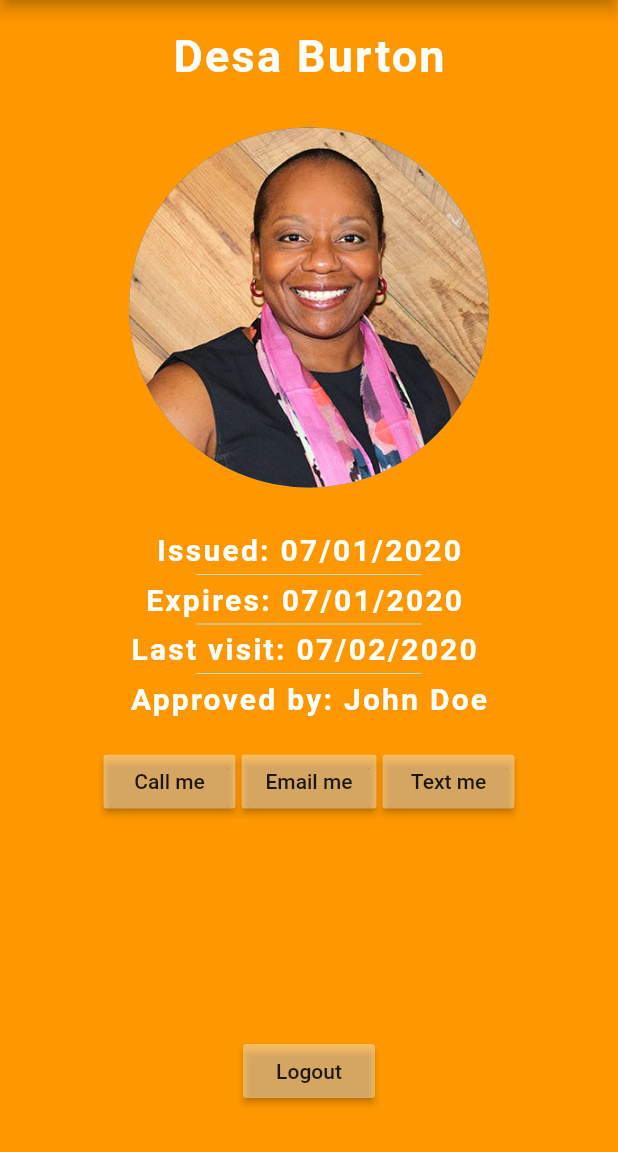
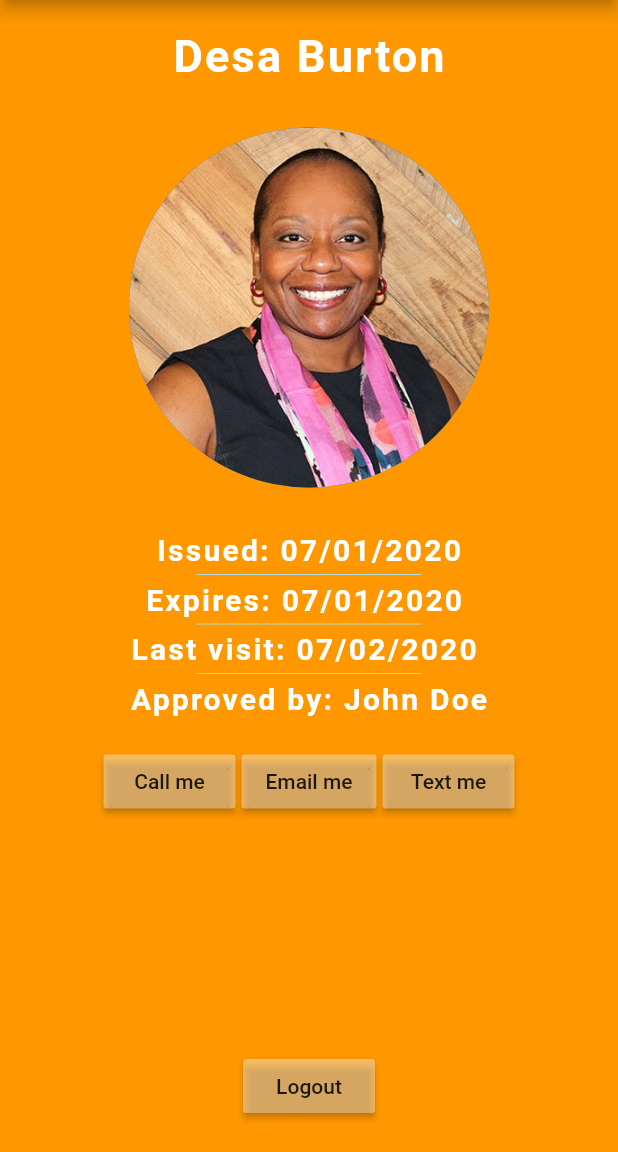
Before and after one commit to David-B-Comer/Access-Brandywine, a Flutter app: the screen it shows after launch, after a tap on "Login with Email", on a phone screen of 412 x 824 dp, the part 84-1236 px from its top. Run offline on Flutter 3.47's test engine with Material 2 defaults, Android fonts, the phone set to English and light mode, and no system bars; our stand-ins replace firebase_auth, flutter_signin_button, google_sign_in, image_picker; missing offline and left inert: flutter_facebook_login; accounts and stored records are empty; network calls fail.

Commit message:
fixed overflow issue on PassportPage

```diff
--- a/lib/main.dart
+++ b/lib/main.dart
@@ -57,6 +57,9 @@ class _MyHomePageState extends State<MyHomePage> {
 
   @override
   Widget build(BuildContext context) {
+    SystemChrome.setPreferredOrientations([
+      DeviceOrientation.portraitUp,
+    ]);
     return Scaffold(
       appBar: AppBar(
         backgroundColor: Colors.black,
--- a/lib/passport.dart
+++ b/lib/passport.dart
@@ -147,9 +147,6 @@ class _PassportPageState extends State<PassportPage> {
                       ),
                     ),
                   ),
-                  SizedBox(
-                    height: 10,
-                  ),
                 ],
               ),
             ),
--- a/lib/register.dart
+++ b/lib/register.dart
@@ -28,6 +28,9 @@ class _RegistrationPageState extends State<RegistrationPage> {
 
   @override
   Widget build(BuildContext context) {
+    SystemChrome.setPreferredOrientations([
+      DeviceOrientation.portraitUp,
+    ]);
     return Scaffold(
       appBar: AppBar(
         backgroundColor: Colors.black,
```
